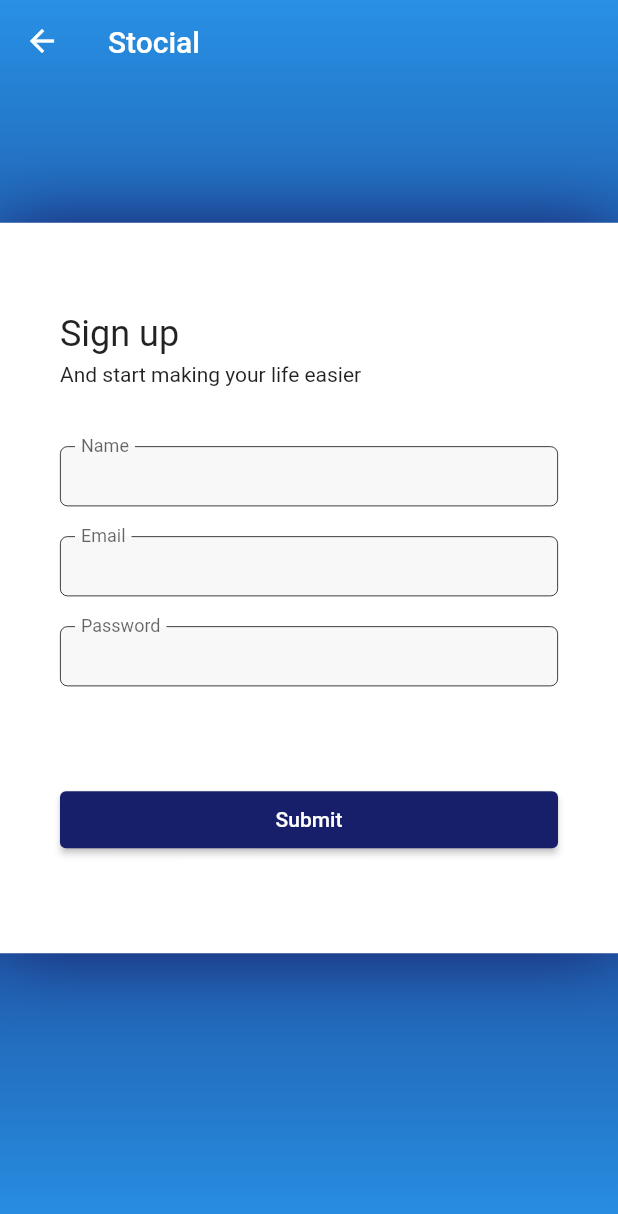
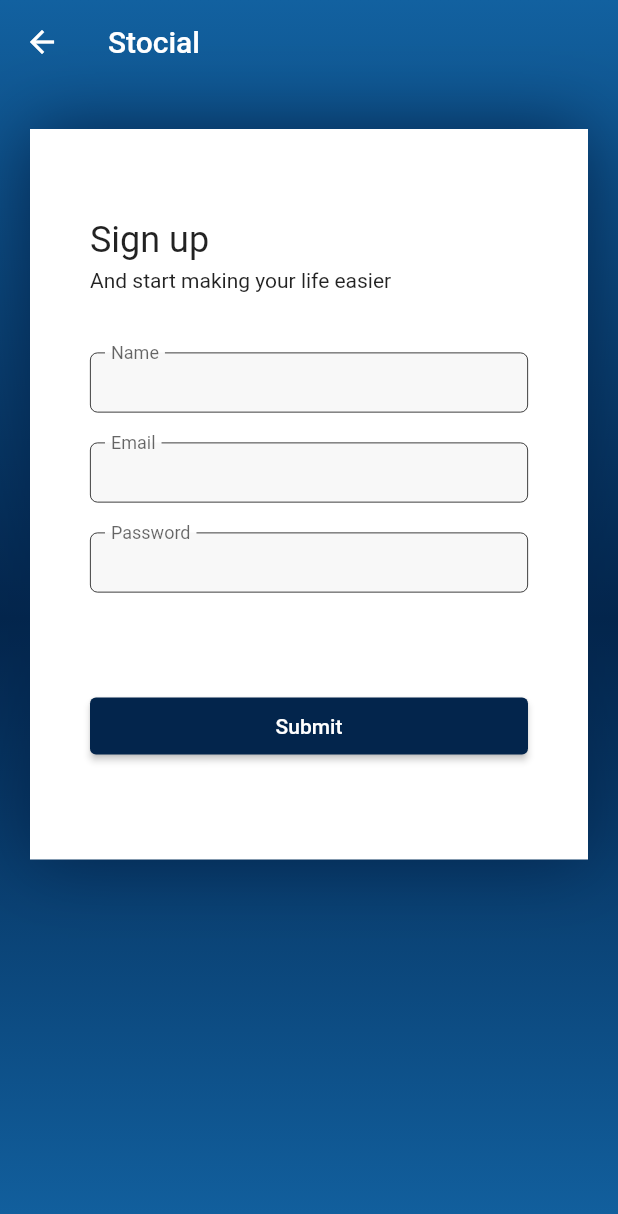
Before and after one commit to vini2001/stocial, a Flutter app: the screen it shows after launch, after a tap on "Sign Up", on a phone screen of 412 x 824 dp. Shown: the top 1214 px of the screen. Run offline on Flutter 3.47's test engine with Material 2 defaults, Android fonts, the light colour scheme and no system bars; our stand-ins replace cloud_firestore, cloud_functions, firebase_auth, firebase_core, flutter_mobx, flutter_secure_storage and 2 more; accounts and stored records are empty; generated files the repository leaves out were written again; statements that could not run were skipped.

Commit message:
colors adjusted

```diff
--- a/lib/constants/colors.dart
+++ b/lib/constants/colors.dart
@@ -1,21 +1,21 @@
 import 'package:flutter/material.dart';
 
-const colorPrimary = Color(0xFF171F6A);
-const colorLight = Color(0xFF2891E5);
+const colorPrimary = Color(0xFF03254c);
+const colorLight = Color(0xFF1261A0);
 
 const MaterialColor appColorSwatch = MaterialColor(
-  0xFF171F6A,
+  0xFF03254c,
   <int, Color>{
-    50: Color(0xFF747DD9),
-    100: Color(0xFF4F5AC2),
-    200: Color(0xFF333D99),
-    300: Color(0xFF242D86),
-    400: Color(0xFF1B2372),
-    500: Color(0xFF171F6A),
-    600: Color(0xFF171F6A),
-    700: Color(0xFF171F6A),
-    800: Color(0xFF171F6A),
-    900: Color(0xFF171F6A),
+    50: Color(0xFF58CCED),
+    100: Color(0xFF58CCED),
+    200: Color(0xFF3895D3),
+    300: Color(0xFF1261A0),
+    400: Color(0xFF1261A0),
+    500: Color(0xFF03254c),
+    600: Color(0xff021a36),
+    700: Color(0xff021a36),
+    800: Color(0xff021832),
+    900: Color(0xff021934),
   },
 );
 
--- a/lib/login_screen.dart
+++ b/lib/login_screen.dart
@@ -33,19 +33,16 @@ class LoginState extends BaseState<LoginScreen> {
 
   @override
   Widget build(BuildContext context) {
-    return Scaffold(
-      body: Stack(
-        children: [
-          Container(
-            width: MediaQuery.of(context).size.width,
-            height: MediaQuery.of(context).size.height,
-            decoration: const BoxDecoration(
-              gradient: backgroundGradient,
-            ),
-          ),
-          Observer(builder: (BuildContext context) {
+    return Container(
+      decoration: const BoxDecoration(
+        gradient: backgroundGradient,
+      ),
+      child: Scaffold(
+        backgroundColor: Colors.transparent,
+        body: SingleChildScrollView(
+          child: Observer(builder: (BuildContext context) {
             return Container(
-              alignment: Alignment.center,
+              padding: EdgeInsets.only(top: 150),
               child: Container(
                 width: MediaQuery.of(context).size.width > 600 ? 600 : MediaQuery.of(context).size.width,
                 decoration: BoxDecoration(
@@ -55,7 +52,7 @@ class LoginState extends BaseState<LoginScreen> {
                     ]
                 ),
                 padding: EdgeInsets.only(left: 40, right: 40, bottom: 60, top: 60),
-                margin: EdgeInsets.only(bottom: 40),
+                margin: EdgeInsets.only(bottom: 0, left: 20, right: 20),
                 // color: Colors.white,
                 child: Column(
                   mainAxisAlignment: MainAxisAlignment.center,
@@ -113,8 +110,8 @@ class LoginState extends BaseState<LoginScreen> {
               ),
             );
           },
-          )
-        ],
+          ),
+        ),
       ),
     );
   }
--- a/lib/signup_screen.dart
+++ b/lib/signup_screen.dart
@@ -35,18 +35,25 @@ class SignUpState extends BaseState<SignUpScreen> {
 
   @override
   Widget build(BuildContext context) {
-    return Scaffold(
-      body: Stack(
-        children: [
-          Container(
-            width: MediaQuery.of(context).size.width,
-            height: MediaQuery.of(context).size.height,
-            decoration: const BoxDecoration(
-              gradient: backgroundGradient,
-            ),
+    return Container(
+      decoration: const BoxDecoration(
+        gradient: backgroundGradient,
+      ),
+      child: Scaffold(
+        backgroundColor: Colors.transparent,
+        appBar: AppBar(
+          elevation: 0,
+          backgroundColor: Colors.transparent,
+          title: Container(
+            alignment: Alignment.centerLeft,
+            child: Text('Stocial'),
           ),
-          Container(
+        ),
+        body: SingleChildScrollView(
+          child: Container(
             alignment: Alignment.center,
+            margin: EdgeInsets.only(bottom: 100),
+            padding: EdgeInsets.only(top: 30),
             child: Container(
               width: MediaQuery.of(context).size.width > 600 ? 600 : MediaQuery.of(context).size.width,
               decoration: BoxDecoration(
@@ -56,7 +63,7 @@ class SignUpState extends BaseState<SignUpScreen> {
                   ]
               ),
               padding: EdgeInsets.only(left: 40, right: 40, bottom: 60, top: 60),
-              margin: EdgeInsets.only(bottom: 40),
+              margin: EdgeInsets.only(bottom: 0, left: 20, right: 20),
               child: Column(
                 mainAxisAlignment: MainAxisAlignment.center,
                 mainAxisSize: MainAxisSize.min,
@@ -111,18 +118,7 @@ class SignUpState extends BaseState<SignUpScreen> {
               ),
             ),
           ),
-          Container(
-            height: 55,
-            child: AppBar(
-              elevation: 0,
-              backgroundColor: Colors.transparent,
-              title: Container(
-                alignment: Alignment.centerLeft,
-                child: Text('Stocial'),
-              ),
-            ),
-          ),
-        ],
+        ),
       ),
     );
   }
--- a/lib/wallet_screen.dart
+++ b/lib/wallet_screen.dart
@@ -79,7 +79,7 @@ class WalletState extends BaseState<WalletScreen> {
                 Container(
                   width: double.infinity,
                   color: colorPrimary,
-                  padding: EdgeInsets.only(right: 8, bottom: 5, top: 8, left: 8),
+                  padding: EdgeInsets.only(right: 8, bottom: 10, top: 8, left: 20),
                   margin: EdgeInsets.only(top: 20),
                   child: Row(
                     children: [
@@ -226,7 +226,7 @@ class WalletState extends BaseState<WalletScreen> {
           color: Colors.black26,
           borderRadius: BorderRadius.all(Radius.circular(4))
       ),
-      padding: EdgeInsets.symmetric(vertical: 4, horizontal: 10),
+      padding: EdgeInsets.only(left: 10, right: 10, bottom: 5, top: 5),
       child: Text(
         'USD/BRL: ${store.usdBrlExchangeRate}',
         style: TextStyle(
```
